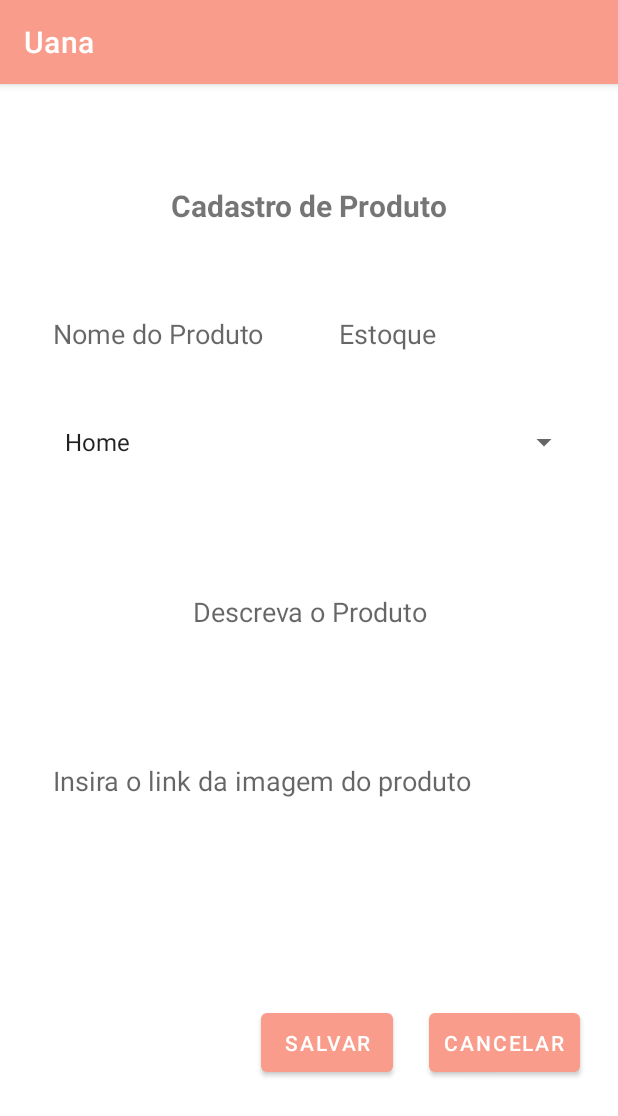
After one commit to Kaiohnrq/Uana-AndroidStudio, an Android app: the FormFragment screen opened through its navigation route, on a phone screen of 412 x 824 dp. The commit adds this screen. Shown: the top 1116 px of the screen. Run offline under Robolectric (Android 15) with nearby library versions, the phone set to English and light mode, and no system bars.

Commit message:
dice add images

```diff
--- /dev/null
+++ b/app/src/main/java/com/example/uana/FormFragment.kt
@@ -0,0 +1,34 @@
+package com.example.uana
+
+import android.os.Bundle
+import androidx.fragment.app.Fragment
+import android.view.LayoutInflater
+import android.view.View
+import android.view.ViewGroup
+import androidx.navigation.fragment.findNavController
+import com.example.uana.databinding.FragmentFormBinding
+
+class FormFragment : Fragment() {
+
+    private lateinit var binding : FragmentFormBinding
+
+    override fun onCreateView(
+        inflater: LayoutInflater, container: ViewGroup?,
+        savedInstanceState: Bundle?
+
+    ): View? {
+
+        binding = FragmentFormBinding.inflate(layoutInflater,container, false)
+
+        binding.buttonSalvar.setOnClickListener{
+            findNavController().navigate(R.id.action_formFragment_to_produtoFragment)
+        }
+
+        binding.buttonCancelar.setOnClickListener {
+            findNavController().navigate(R.id.action_formFragment_to_produtoFragment)
+        }
+
+        return binding.root
+    }
+
+}
--- /dev/null
+++ b/app/src/main/java/com/example/uana/ProdutoFragment.kt
@@ -0,0 +1,32 @@
+package com.example.uana
+
+import android.os.Bundle
+import androidx.fragment.app.Fragment
+import android.view.LayoutInflater
+import android.view.View
+import android.view.ViewGroup
+import androidx.navigation.fragment.findNavController
+import com.example.uana.databinding.FragmentProdutoBinding
+
+
+class ProdutoFragment : Fragment() {
+
+    private lateinit var binding: FragmentProdutoBinding
+
+    override fun onCreateView(
+        inflater: LayoutInflater, container: ViewGroup?,
+        savedInstanceState: Bundle?
+    ): View? {
+
+        binding = FragmentProdutoBinding.inflate(layoutInflater,container,false)
+
+        binding.floatingAdd.setOnClickListener {
+            findNavController().navigate(R.id.action_produtoFragment_to_formFragment)
+        }
+
+        // Inflate the layout for this fragment
+        return binding.root
+    }
+
+
+}
--- /dev/null
+++ b/app/src/main/res/drawable/ic_baseline_add_24.xml
@@ -0,0 +1,5 @@
+<vector android:height="24dp" android:tint="#000000"
+    android:viewportHeight="24" android:viewportWidth="24"
+    android:width="24dp" xmlns:android="http://schemas.android.com/apk/res/android">
+    <path android:fillColor="@android:color/white" android:pathData="M19,13h-6v6h-2v-6H5v-2h6V5h2v6h6v2z"/>
+</vector>
--- a/app/src/main/res/layout/activity_main.xml
+++ b/app/src/main/res/layout/activity_main.xml
@@ -6,139 +6,19 @@
     android:layout_height="match_parent"
     tools:context=".MainActivity">
 
-    <Button
-        android:id="@+id/button"
-        android:layout_width="wrap_content"
-        android:layout_height="wrap_content"
-        android:layout_marginStart="24dp"
-        android:layout_marginTop="88dp"
-        android:layout_marginEnd="10dp"
-        android:layout_marginBottom="48dp"
-        android:padding="10dp"
-        android:text="@string/salvar"
-        app:layout_constraintBottom_toBottomOf="parent"
-        app:layout_constraintEnd_toStartOf="@+id/button2"
-        app:layout_constraintHorizontal_bias="0.912"
-        app:layout_constraintStart_toStartOf="parent"
-        app:layout_constraintTop_toBottomOf="@+id/editTextTextPersonName3"
-        tools:ignore="TextContrastCheck" />
-
-    <Button
-        android:id="@+id/button2"
-        android:layout_width="wrap_content"
-        android:layout_height="wrap_content"
-        android:layout_marginTop="88dp"
-        android:layout_marginEnd="24dp"
-        android:layout_marginBottom="48dp"
-        android:padding="10dp"
-        android:text="@string/cancelar"
+    <androidx.fragment.app.FragmentContainerView
+        android:id="@+id/fragmentContainerView"
+        android:name="androidx.navigation.fragment.NavHostFragment"
+        android:layout_width="409dp"
+        android:layout_height="729dp"
+        android:layout_marginStart="1dp"
+        android:layout_marginTop="1dp"
+        android:layout_marginEnd="1dp"
+        android:layout_marginBottom="1dp"
+        app:defaultNavHost="true"
         app:layout_constraintBottom_toBottomOf="parent"
         app:layout_constraintEnd_toEndOf="parent"
-        app:layout_constraintTop_toBottomOf="@+id/editTextTextPersonName3"
-        tools:ignore="TextContrastCheck" />
-
-    <EditText
-        android:id="@+id/editText"
-        android:layout_width="0dp"
-        android:layout_height="130dp"
-        android:layout_marginStart="24dp"
-        android:layout_marginTop="24dp"
-        android:layout_marginEnd="24dp"
-        android:autofillHints=""
-        android:backgroundTint="@color/invisible"
-        android:ems="10"
-        android:gravity="center"
-        android:hint="@string/descreva_o_produto"
-        android:inputType="textMultiLine"
-        android:padding="10dp"
-        android:textAlignment="center"
-        app:layout_constraintEnd_toEndOf="parent"
-        app:layout_constraintHorizontal_bias="0.0"
         app:layout_constraintStart_toStartOf="parent"
-        app:layout_constraintTop_toBottomOf="@+id/spinner"
-        tools:ignore="TextContrastCheck" />
-
-    <EditText
-        android:id="@+id/editTextNumber"
-        android:layout_width="0dp"
-        android:layout_height="wrap_content"
-        android:layout_marginStart="20dp"
-        android:layout_marginTop="48dp"
-        android:layout_marginEnd="24dp"
-        android:autofillHints=""
-        android:backgroundTint="@color/invisible"
-        android:ems="10"
-        android:hint="@string/estoque"
-        android:inputType="number"
-        android:minHeight="48dp"
-        android:padding="10dp"
-        app:layout_constraintEnd_toEndOf="parent"
-        app:layout_constraintStart_toEndOf="@+id/editTextTextPersonName"
-        app:layout_constraintTop_toBottomOf="@+id/textView3"
-        tools:ignore="TextContrastCheck" />
-
-    <EditText
-        android:id="@+id/editTextTextPersonName"
-        android:layout_width="0dp"
-        android:layout_height="wrap_content"
-        android:layout_marginStart="24dp"
-        android:layout_marginTop="48dp"
-        android:backgroundTint="@color/invisible"
-        android:ems="10"
-        android:hint="@string/nome_do_produto"
-        android:inputType="textPersonName"
-        android:minHeight="48dp"
-        android:padding="10dp"
-        app:layout_constraintEnd_toStartOf="@+id/editTextNumber"
-        app:layout_constraintStart_toStartOf="parent"
-        app:layout_constraintTop_toBottomOf="@+id/textView3"
-        tools:ignore="TextContrastCheck"
-        android:autofillHints="" />
-
-    <EditText
-        android:id="@+id/editTextTextPersonName3"
-        android:layout_width="0dp"
-        android:layout_height="wrap_content"
-        android:layout_marginStart="24dp"
-        android:layout_marginTop="24dp"
-        android:layout_marginEnd="24dp"
-        android:backgroundTint="@color/invisible"
-        android:ems="10"
-        android:hint="@string/insira_o_link_da_imagem_do_produto"
-        android:inputType="textPersonName"
-        android:minHeight="48dp"
-        android:padding="10dp"
-        app:layout_constraintEnd_toEndOf="parent"
-        app:layout_constraintHorizontal_bias="1.0"
-        app:layout_constraintStart_toStartOf="parent"
-        app:layout_constraintTop_toBottomOf="@+id/editText"
-        tools:ignore="TextContrastCheck"
-        android:autofillHints="" />
-
-    <TextView
-        android:id="@+id/textView3"
-        android:layout_width="wrap_content"
-        android:layout_height="wrap_content"
-        android:layout_marginTop="48dp"
-        android:text="@string/cadastro_de_produto"
-        android:textSize="20sp"
-        android:textStyle="bold"
-        app:layout_constraintEnd_toEndOf="parent"
-        app:layout_constraintStart_toStartOf="parent"
-        app:layout_constraintTop_toTopOf="parent" />
-
-    <Spinner
-        android:id="@+id/spinner"
-        android:layout_width="0dp"
-        android:layout_height="48dp"
-        android:layout_marginStart="24dp"
-        android:layout_marginTop="24dp"
-        android:layout_marginEnd="24dp"
-        android:entries="@android:array/phoneTypes"
-        android:padding="10dp"
-        app:layout_constraintEnd_toEndOf="parent"
-        app:layout_constraintHorizontal_bias="1.0"
-        app:layout_constraintStart_toStartOf="parent"
-        app:layout_constraintTop_toBottomOf="@+id/editTextNumber" />
-
+        app:layout_constraintTop_toTopOf="parent"
+        app:navGraph="@navigation/nav_graph" />
 </androidx.constraintlayout.widget.ConstraintLayout>
--- /dev/null
+++ b/app/src/main/res/layout/fragment_form.xml
@@ -0,0 +1,144 @@
+<?xml version="1.0" encoding="utf-8"?>
+<androidx.constraintlayout.widget.ConstraintLayout xmlns:android="http://schemas.android.com/apk/res/android"
+    xmlns:app="http://schemas.android.com/apk/res-auto"
+    xmlns:tools="http://schemas.android.com/tools"
+    android:layout_width="match_parent"
+    android:layout_height="match_parent"
+    tools:context=".FormFragment">
+
+    <Button
+        android:id="@+id/buttonSalvar"
+        android:layout_width="wrap_content"
+        android:layout_height="wrap_content"
+        android:layout_marginStart="24dp"
+        android:layout_marginTop="88dp"
+        android:layout_marginEnd="10dp"
+        android:layout_marginBottom="48dp"
+        android:padding="10dp"
+        android:text="@string/salvar"
+        app:layout_constraintBottom_toBottomOf="parent"
+        app:layout_constraintEnd_toStartOf="@+id/buttonCancelar"
+        app:layout_constraintHorizontal_bias="0.912"
+        app:layout_constraintStart_toStartOf="parent"
+        app:layout_constraintTop_toBottomOf="@+id/editTextTextPersonName3"
+        tools:ignore="TextContrastCheck" />
+
+    <Button
+        android:id="@+id/buttonCancelar"
+        android:layout_width="wrap_content"
+        android:layout_height="wrap_content"
+        android:layout_marginTop="88dp"
+        android:layout_marginEnd="24dp"
+        android:layout_marginBottom="48dp"
+        android:padding="10dp"
+        android:text="@string/cancelar"
+        app:layout_constraintBottom_toBottomOf="parent"
+        app:layout_constraintEnd_toEndOf="parent"
+        app:layout_constraintTop_toBottomOf="@+id/editTextTextPersonName3"
+        tools:ignore="TextContrastCheck" />
+
+    <EditText
+        android:id="@+id/editText"
+        android:layout_width="0dp"
+        android:layout_height="130dp"
+        android:layout_marginStart="24dp"
+        android:layout_marginTop="24dp"
+        android:layout_marginEnd="24dp"
+        android:autofillHints=""
+        android:backgroundTint="@color/invisible"
+        android:ems="10"
+        android:gravity="center"
+        android:hint="@string/descreva_o_produto"
+        android:inputType="textMultiLine"
+        android:padding="10dp"
+        android:textAlignment="center"
+        app:layout_constraintEnd_toEndOf="parent"
+        app:layout_constraintHorizontal_bias="0.0"
+        app:layout_constraintStart_toStartOf="parent"
+        app:layout_constraintTop_toBottomOf="@+id/spinner"
+        tools:ignore="TextContrastCheck" />
+
+    <EditText
+        android:id="@+id/editTextNumber"
+        android:layout_width="0dp"
+        android:layout_height="wrap_content"
+        android:layout_marginStart="20dp"
+        android:layout_marginTop="48dp"
+        android:layout_marginEnd="24dp"
+        android:autofillHints=""
+        android:backgroundTint="@color/invisible"
+        android:ems="10"
+        android:hint="@string/estoque"
+        android:inputType="number"
+        android:minHeight="48dp"
+        android:padding="10dp"
+        app:layout_constraintEnd_toEndOf="parent"
+        app:layout_constraintStart_toEndOf="@+id/editTextTextPersonName"
+        app:layout_constraintTop_toBottomOf="@+id/textView3"
+        tools:ignore="TextContrastCheck" />
+
+    <EditText
+        android:id="@+id/editTextTextPersonName"
+        android:layout_width="0dp"
+        android:layout_height="wrap_content"
+        android:layout_marginStart="24dp"
+        android:layout_marginTop="48dp"
+        android:backgroundTint="@color/invisible"
+        android:ems="10"
+        android:hint="@string/nome_do_produto"
+        android:inputType="textPersonName"
+        android:minHeight="48dp"
+        android:padding="10dp"
+        app:layout_constraintEnd_toStartOf="@+id/editTextNumber"
+        app:layout_constraintStart_toStartOf="parent"
+        app:layout_constraintTop_toBottomOf="@+id/textView3"
+        tools:ignore="TextContrastCheck"
+        android:autofillHints="" />
+
+    <EditText
+        android:id="@+id/editTextTextPersonName3"
+        android:layout_width="0dp"
+        android:layout_height="wrap_content"
+        android:layout_marginStart="24dp"
+        android:layout_marginTop="24dp"
+        android:layout_marginEnd="24dp"
+        android:backgroundTint="@color/invisible"
+        android:ems="10"
+        android:hint="@string/insira_o_link_da_imagem_do_produto"
+        android:inputType="textPersonName"
+        android:minHeight="48dp"
+        android:padding="10dp"
+        app:layout_constraintEnd_toEndOf="parent"
+        app:layout_constraintHorizontal_bias="1.0"
+        app:layout_constraintStart_toStartOf="parent"
+        app:layout_constraintTop_toBottomOf="@+id/editText"
+        tools:ignore="TextContrastCheck"
+        android:autofillHints="" />
+
+    <TextView
+        android:id="@+id/textView3"
+        android:layout_width="wrap_content"
+        android:layout_height="wrap_content"
+        android:layout_marginTop="48dp"
+        android:text="@string/cadastro_de_produto"
+        android:textSize="20sp"
+        android:textStyle="bold"
+        app:layout_constraintEnd_toEndOf="parent"
+        app:layout_constraintStart_toStartOf="parent"
+        app:layout_constraintTop_toTopOf="parent" />
+
+    <Spinner
+        android:id="@+id/spinner"
+        android:layout_width="0dp"
+        android:layout_height="48dp"
+        android:layout_marginStart="24dp"
+        android:layout_marginTop="24dp"
+        android:layout_marginEnd="24dp"
+        android:entries="@android:array/phoneTypes"
+        android:padding="10dp"
+        app:layout_constraintEnd_toEndOf="parent"
+        app:layout_constraintHorizontal_bias="1.0"
+        app:layout_constraintStart_toStartOf="parent"
+        app:layout_constraintTop_toBottomOf="@+id/editTextNumber" />
+
+</androidx.constraintlayout.widget.ConstraintLayout>
--- /dev/null
+++ b/app/src/main/res/navigation/nav_graph.xml
@@ -0,0 +1,28 @@
+<?xml version="1.0" encoding="utf-8"?>
+<navigation xmlns:android="http://schemas.android.com/apk/res/android"
+    xmlns:app="http://schemas.android.com/apk/res-auto"
+    xmlns:tools="http://schemas.android.com/tools"
+    android:id="@+id/nav_graph"
+    app:startDestination="@id/produtoFragment">
+
+    <fragment
+        android:id="@+id/produtoFragment"
+        android:name="com.example.uana.ProdutoFragment"
+        android:label="fragment_produto"
+        tools:layout="@layout/fragment_produto" >
+        <action
+            android:id="@+id/action_produtoFragment_to_formFragment"
+            app:destination="@id/formFragment" />
+    </fragment>
+    <fragment
+        android:id="@+id/formFragment"
+        android:name="com.example.uana.FormFragment"
+        android:label="fragment_form"
+        tools:layout="@layout/fragment_form" >
+        <action
+            android:id="@+id/action_formFragment_to_produtoFragment"
+            app:destination="@id/produtoFragment"
+            app:popUpTo="@id/produtoFragment"
+            app:popUpToInclusive="true" />
+    </fragment>
+</navigation>
--- a/app/src/main/res/values/strings.xml
+++ b/app/src/main/res/values/strings.xml
@@ -9,4 +9,6 @@
     <string name="downloadimage">downloadimage</string>
     <string name="cadastro_de_produto">Cadastro de Produto</string>
     <string name="insira_o_link_da_imagem_do_produto">Insira o link da imagem do produto</string>
+    <!-- TODO: Remove or change this placeholder text -->
+    <string name="hello_blank_fragment">Hello blank fragment</string>
 </resources>
--- a/build.gradle
+++ b/build.gradle
@@ -2,7 +2,7 @@
 plugins {
     id 'com.android.application' version '7.2.1' apply false
     id 'com.android.library' version '7.2.1' apply false
-    id 'org.jetbrains.kotlin.android' version '1.6.10' apply false
+    id 'org.jetbrains.kotlin.android' version '1.7.10' apply false
 }
 
 task clean(type: Delete) {
```
Also changed, not shown: app/build.gradle (+7 -1 lines), app/src/main/res/layout/fragment_produto.xml (added, +30 -0 lines).
